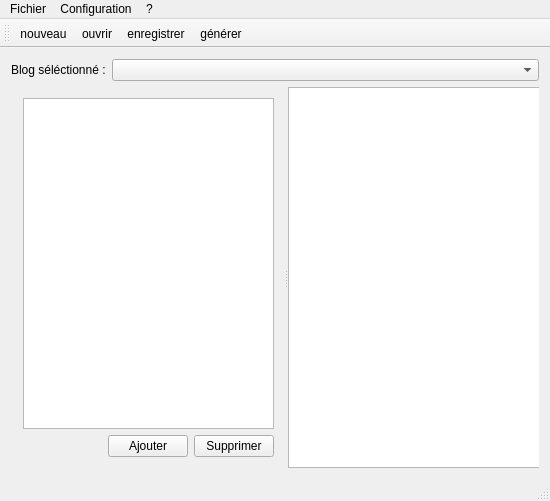
corentin38/pmb, file interface/mainwindow.ui: the form before one commit.
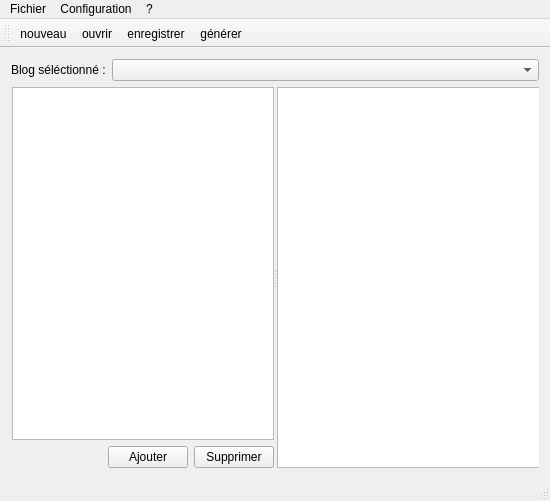
The form after the commit.

Patch:
```diff
--- a/interface/mainwindow.ui
+++ b/interface/mainwindow.ui
@@ -71,6 +71,18 @@
       <widget class="QTextBrowser" name="postDisplay"/>
       <widget class="QWidget" name="widget" native="true">
        <layout class="QVBoxLayout" name="verticalLayout_3">
+        <property name="leftMargin">
+         <number>0</number>
+        </property>
+        <property name="topMargin">
+         <number>0</number>
+        </property>
+        <property name="rightMargin">
+         <number>0</number>
+        </property>
+        <property name="bottomMargin">
+         <number>0</number>
+        </property>
         <item>
          <widget class="QListView" name="postList">
           <property name="sizePolicy">
```
Left out of the diff: 2 changed lines with no effect on the pictures.
